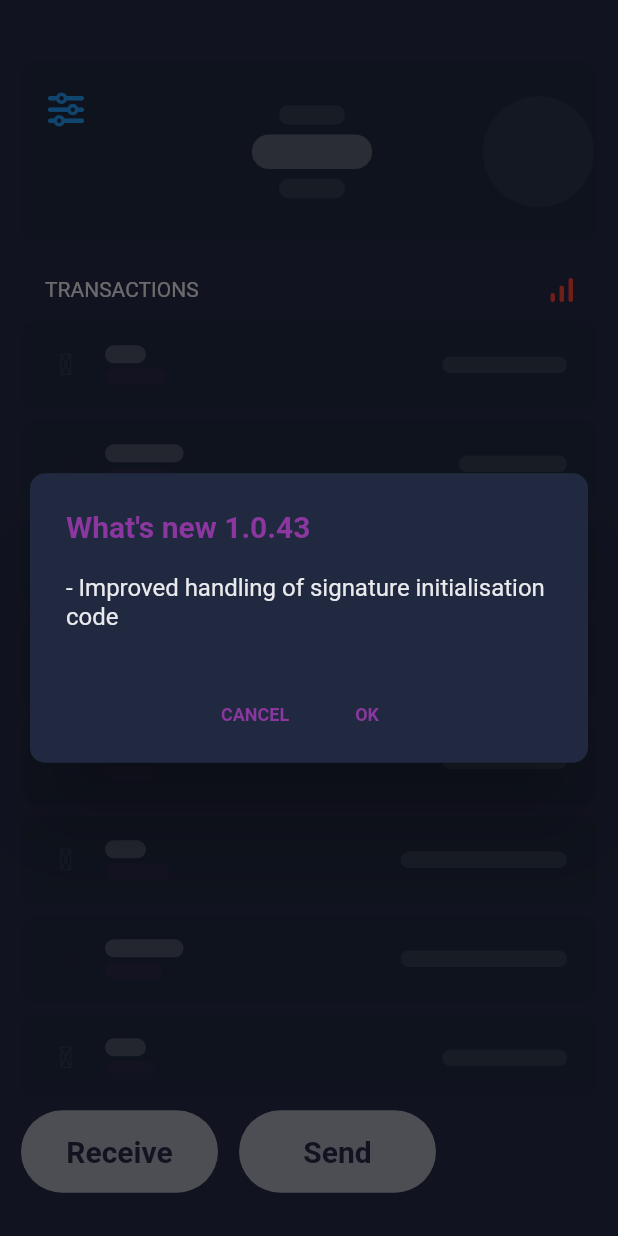
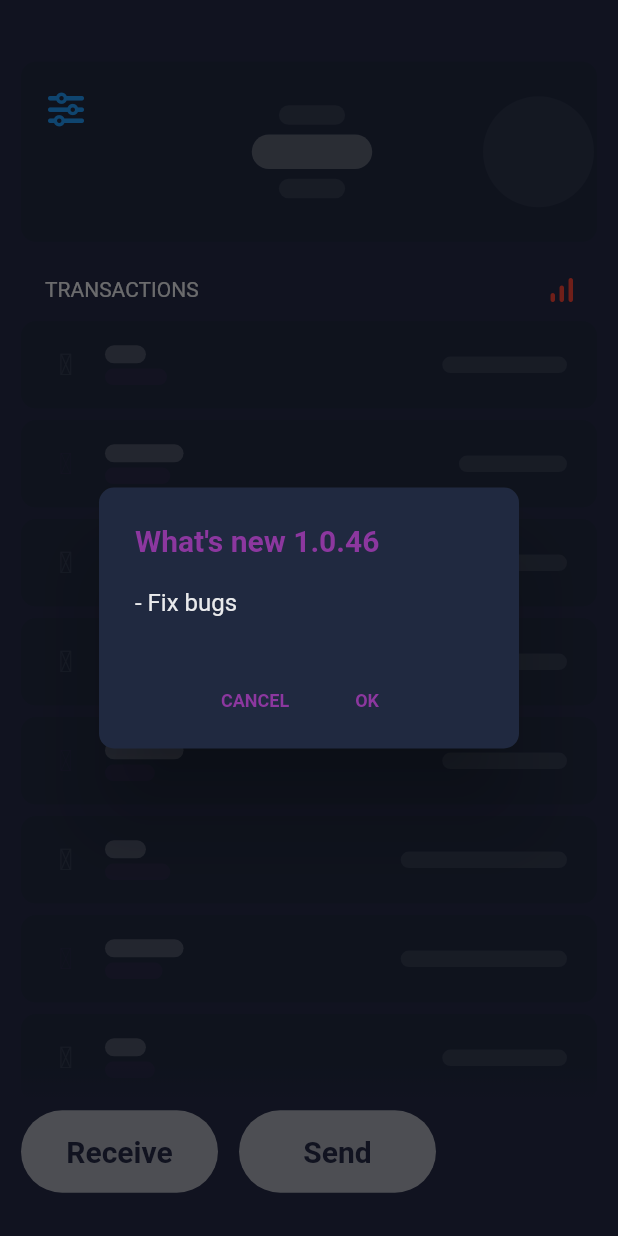
Before and after one commit to bismuthfoundation/my_bismuth_wallet, a Flutter app: the AppHomePage screen opened by its route, on a phone screen of 412 x 824 dp. Run offline on Flutter 3.47's test engine with Material 2 defaults, Android fonts, the light colour scheme and no system bars; drawn by our look-alikes of auto_size_text, oktoast; our stand-ins replace decimal, device_info, diacritic, flare_flutter, flutter_secure_storage, flutter_slidable and 11 more; missing offline and left inert: asn1lib, barcode_scan, bip32, bip39, bs58check, event_taxi and 7 more; accounts and stored records are empty; network calls fail.

Commit message:
fix bugs

```diff
--- a/lib/service/http_service.dart
+++ b/lib/service/http_service.dart
@@ -75,7 +75,7 @@ class HttpService {
     HttpClient httpClient = new HttpClient();
     try {
       HttpClientRequest request = await httpClient.getUrl(
-          Uri.parse("http://api.bismuth.live/servers/wallet/legacy.json"));
+          Uri.parse("https://api.bismuth.live/servers/wallet/legacy.json"));
       request.headers.set('content-type', 'application/json');
       HttpClientResponse response = await request.close();
       if (response.statusCode == 200) {
@@ -97,7 +97,9 @@ class HttpService {
           serverWalletLegacyResponse = serverWalletLegacyResponseList[0];
         }
       }
-    } catch (e) {} finally {
+    } catch (e) {
+      print(e);
+    } finally {
       httpClient.close();
     }
     //print("Server Wallet : " +
--- a/lib/ui/home_page.dart
+++ b/lib/ui/home_page.dart
@@ -783,7 +783,7 @@ class _AppHomePageState extends State<AppHomePage>
           AppLocalization.of(context).releaseNoteHeader +
               " " +
               packageInfo.version,
-          "- Improved handling of signature initialisation code",
+          "- Fix bugs",
           CaseChange.toUpperCase(AppLocalization.of(context).ok, context),
           () async {
         await sl.get<SharedPrefsUtil>().setVersionApp(packageInfo.version);
--- a/pubspec.yaml
+++ b/pubspec.yaml
@@ -15,7 +15,7 @@ publish_to: 'none' # Remove this line if you wish to publish to pub.dev
 # In iOS, build-name is used as CFBundleShortVersionString while build-number used as CFBundleVersion.
 # Read more about iOS versioning at
 # https://developer.apple.com/library/archive/documentation/General/Reference/InfoPlistKeyReference/Articles/CoreFoundationKeys.html
-version: 1.0.43+43
+version: 1.0.46+46
 
 environment:
   sdk: '>=2.12.0 <3.0.0'
```
Also changed, not shown: 3 other files.
